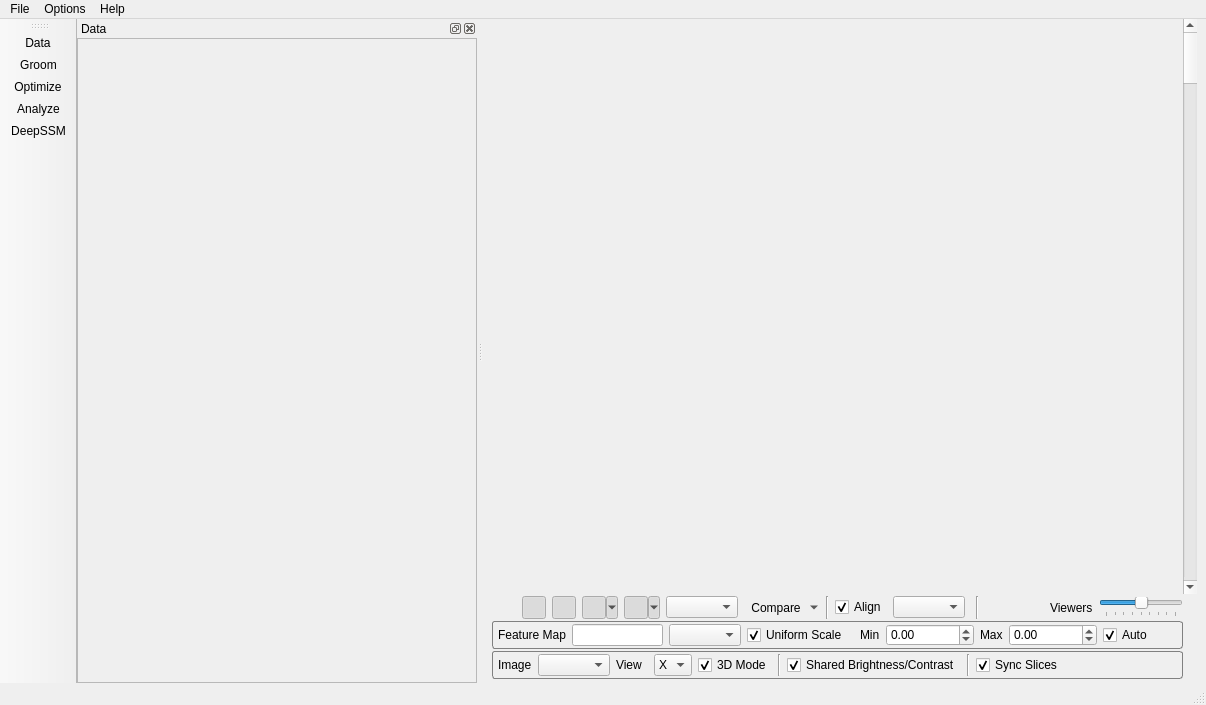
Before: the Qt Designer form Studio/src/Interface/ShapeWorksStudioApp.ui in SCIInstitute/ShapeWorks, drawn with Qt 5.
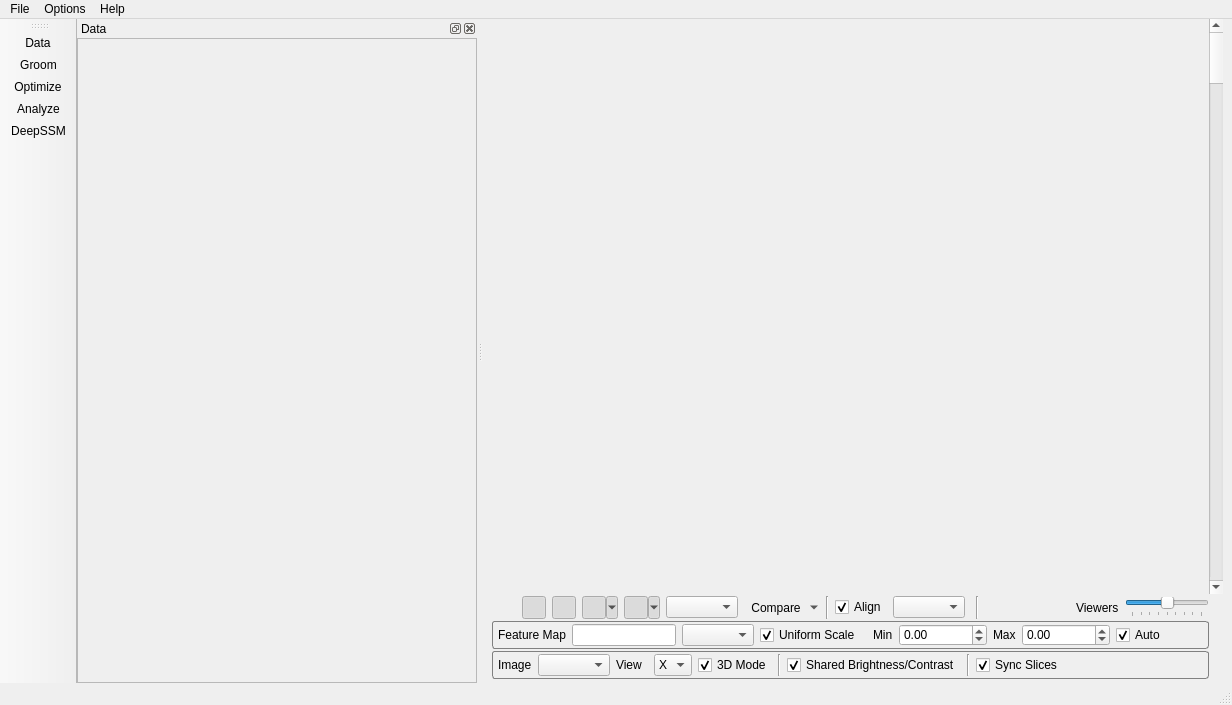
After: the same form once the commit is applied. Icons and pictures are not drawn. Custom widgets are drawn as their Qt base class.

Commit message: Resolve #1877 - Studio: Add explicit "save as xlsx" option in file menu

What changed in the file:
```diff
--- a/Studio/src/Interface/ShapeWorksStudioApp.ui
+++ b/Studio/src/Interface/ShapeWorksStudioApp.ui
@@ -6,7 +6,7 @@
    <rect>
     <x>0</x>
     <y>0</y>
-    <width>1206</width>
+    <width>1232</width>
     <height>705</height>
    </rect>
   </property>
@@ -673,8 +673,8 @@
     <rect>
      <x>0</x>
      <y>0</y>
-     <width>1206</width>
-     <height>21</height>
+     <width>1232</width>
+     <height>24</height>
     </rect>
    </property>
    <widget class="QMenu" name="menuFile">
```
Left out of the diff: 33 changed lines with no effect on the pictures. The commit also changes 2 other files.
